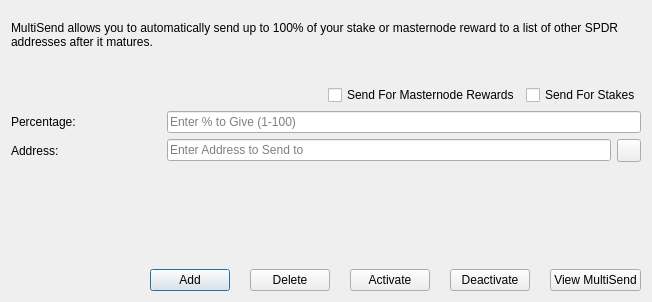
Miner2212/RWTaler_RWTA, file src/qt/forms/multisenddialog.ui: the form before one commit.
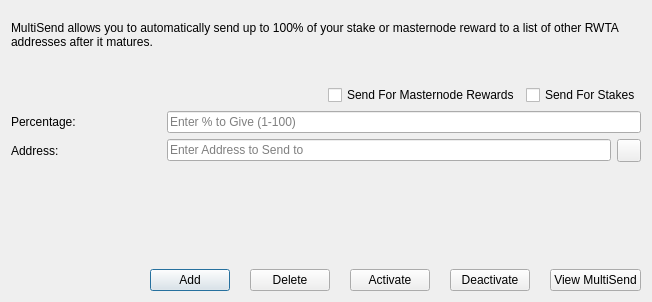
The form after the commit. Icons and pictures are not drawn.

Commit message: SPDR_TO_RWTA

The edit to the form file:
```diff
--- a/src/qt/forms/multisenddialog.ui
+++ b/src/qt/forms/multisenddialog.ui
@@ -42,7 +42,7 @@
       <number>1</number>
      </property>
      <property name="text">
-      <string>MultiSend allows you to automatically send up to 100% of your stake or masternode reward to a list of other SPDR addresses after it matures.</string>
+      <string>MultiSend allows you to automatically send up to 100% of your stake or masternode reward to a list of other RWTA addresses after it matures.</string>
      </property>
      <property name="alignment">
       <set>Qt::AlignLeading|Qt::AlignLeft|Qt::AlignTop</set>
```
The commit also changes 307 other files.
